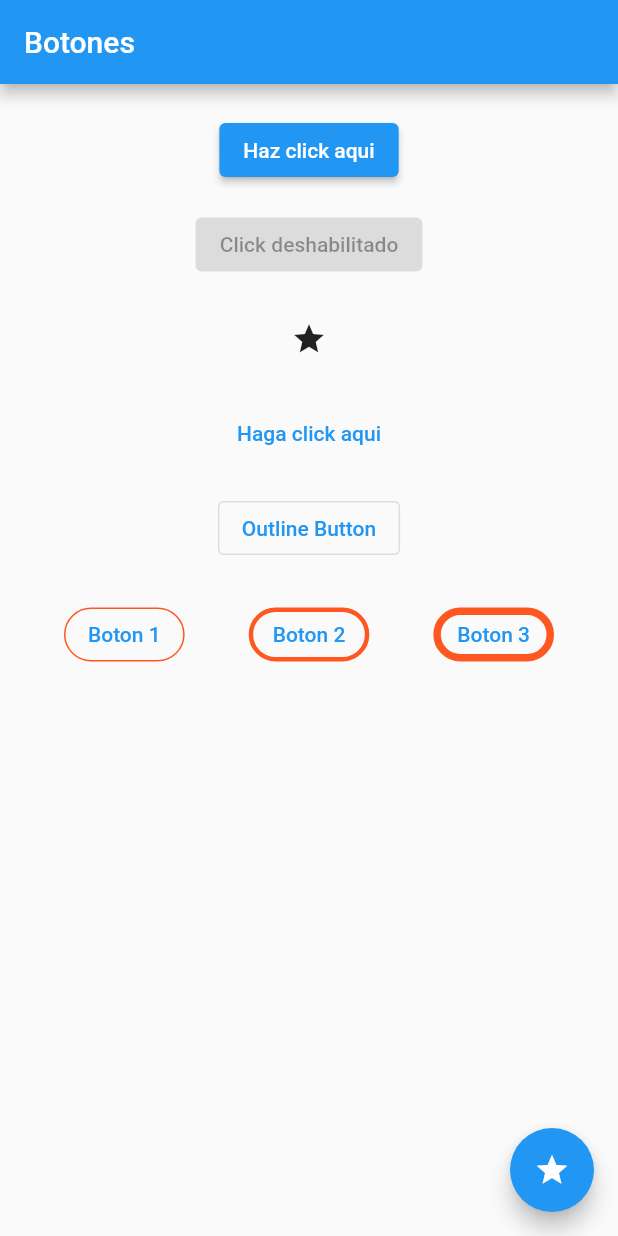
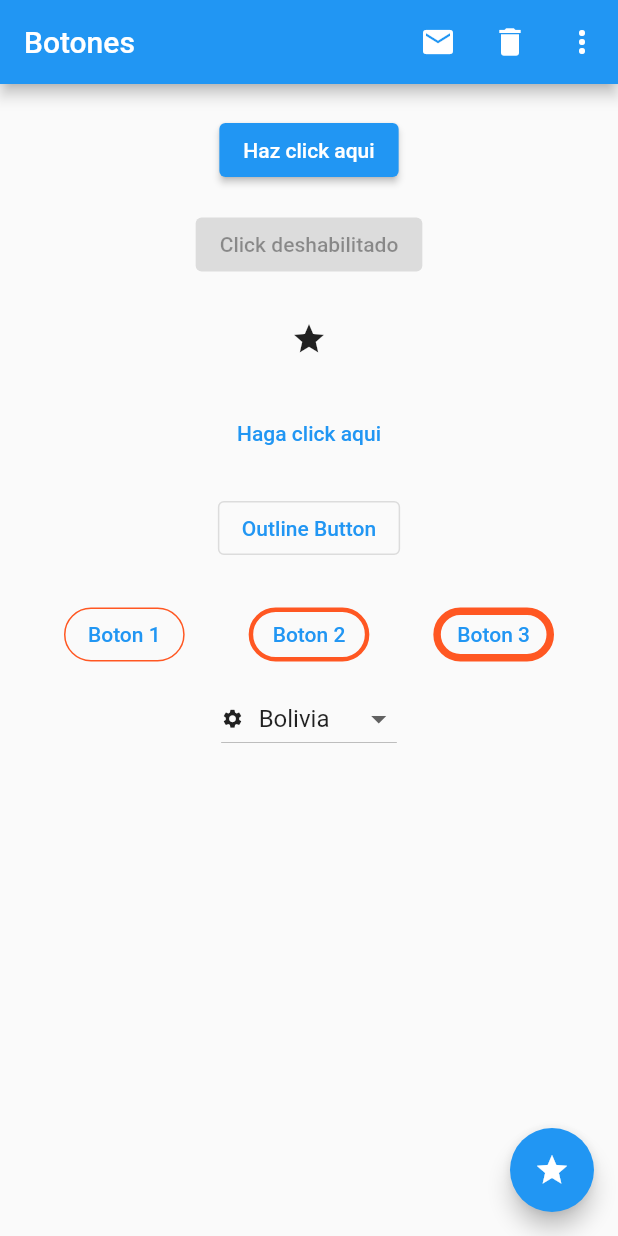
Before and after one commit to lizarragadev/AFD-200-Flutter, a Flutter app: the screen it shows after launch, on a phone screen of 412 x 824 dp. Run offline on Flutter 3.47's test engine with Material 2 defaults, Android fonts, the phone set to English and light mode, and no system bars; project files that could hold a hidden picture were left out.

Commit message:
Add sampole buttons

```diff
--- a/lesson_06_buttons/lib/src/pages/botones_page.dart
+++ b/lesson_06_buttons/lib/src/pages/botones_page.dart
@@ -11,7 +11,33 @@ class _BotonesPageState extends State<BotonesPage> {
   @override
   Widget build(BuildContext context) {
     return Scaffold(
-      appBar: AppBar(title: Text("Botones"),),
+      appBar: AppBar(
+        title: Text("Botones"),
+        actions: [
+          IconButton(
+              tooltip: "Boton email",
+              onPressed: () {
+                ScaffoldMessenger.of(context).showSnackBar(const SnackBar(content: Text("Hizo click")));
+              },
+              icon: Icon(Icons.email)
+          ),
+          IconButton(
+              tooltip: "Boton eliminar",
+              onPressed: () {
+                ScaffoldMessenger.of(context).showSnackBar(const SnackBar(content: Text("Hizo click")));
+              },
+              icon: Icon(Icons.delete)
+          ),
+          PopupMenuButton(itemBuilder: (BuildContext ctx) => [
+            PopupMenuItem(child: Text("Opcion 1"), value: '1'),
+            PopupMenuItem(child: Text("Opcion 2"), value: '2'),
+            PopupMenuItem(child: Text("Opcion 3"), value: '3'),
+          ],
+          onSelected: (selectedValue) {
+            ScaffoldMessenger.of(context).showSnackBar(SnackBar(content: Text("Selecciono: $selectedValue")));
+          },)
+        ],
+      ),
       body: _body(),
       floatingActionButton: FloatingActionButton(
         onPressed: _hizoClick,
@@ -72,7 +98,8 @@ class _BotonesPageState extends State<BotonesPage> {
                 ),
               ),
             ],
-          )
+          ),
+          _createDropDown()
         ],
       ),
     );
@@ -81,4 +108,31 @@ class _BotonesPageState extends State<BotonesPage> {
   void _hizoClick() {
     print("Hizo click");
   }
+
+  Widget _createDropDown() {
+    List<String> items = ['Bolivia', 'Brazil', 'Chile', 'Colombia'];
+    String valorSeleccionado = items[0];
+    return DropdownButton(
+        value: valorSeleccionado,
+        items: items.map((String value) {
+          return DropdownMenuItem(
+            child: Row(
+              children: [
+                Icon(Icons.settings, size: 15,),
+                SizedBox(width: 10.0,),
+                Text(value)
+              ],
+            ),
+            value: value,
+          );
+        }).toList(),
+        onChanged: (String? nuevoValor) {
+          setState(() {
+            valorSeleccionado = nuevoValor!;
+            print(" ++++++++++++++ $nuevoValor");
+            print(" ++++++++++++++ $valorSeleccionado");
+          });
+        },
+    );
   }
+}
```
Lines whose indentation alone changed are shown as unchanged.
